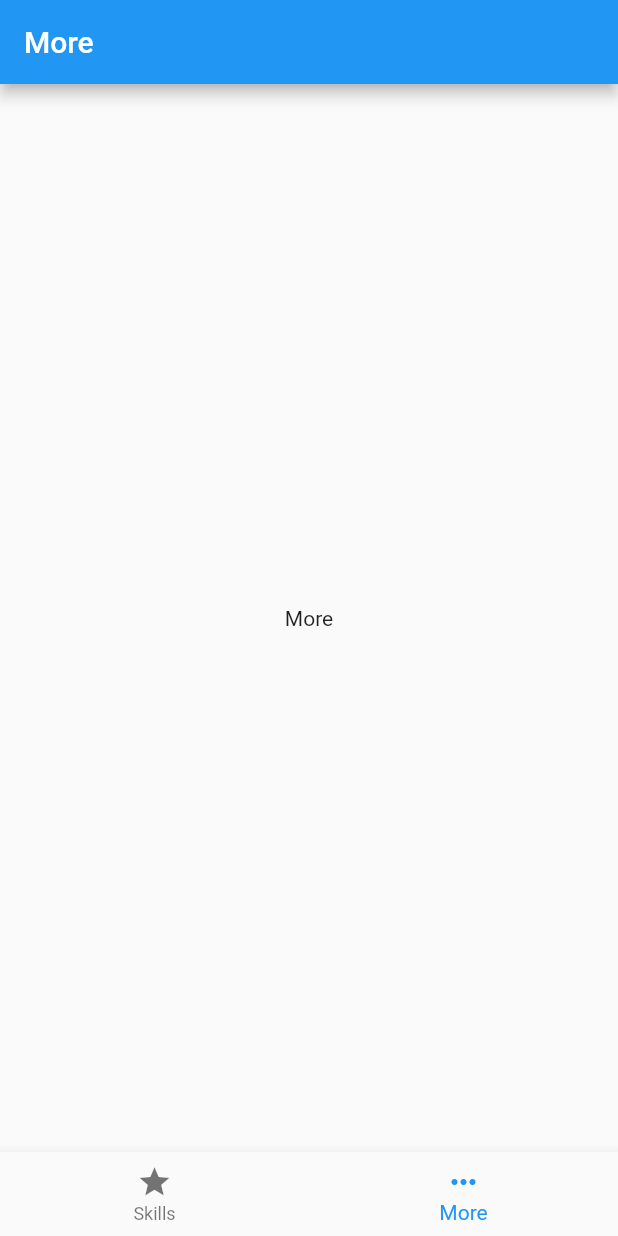
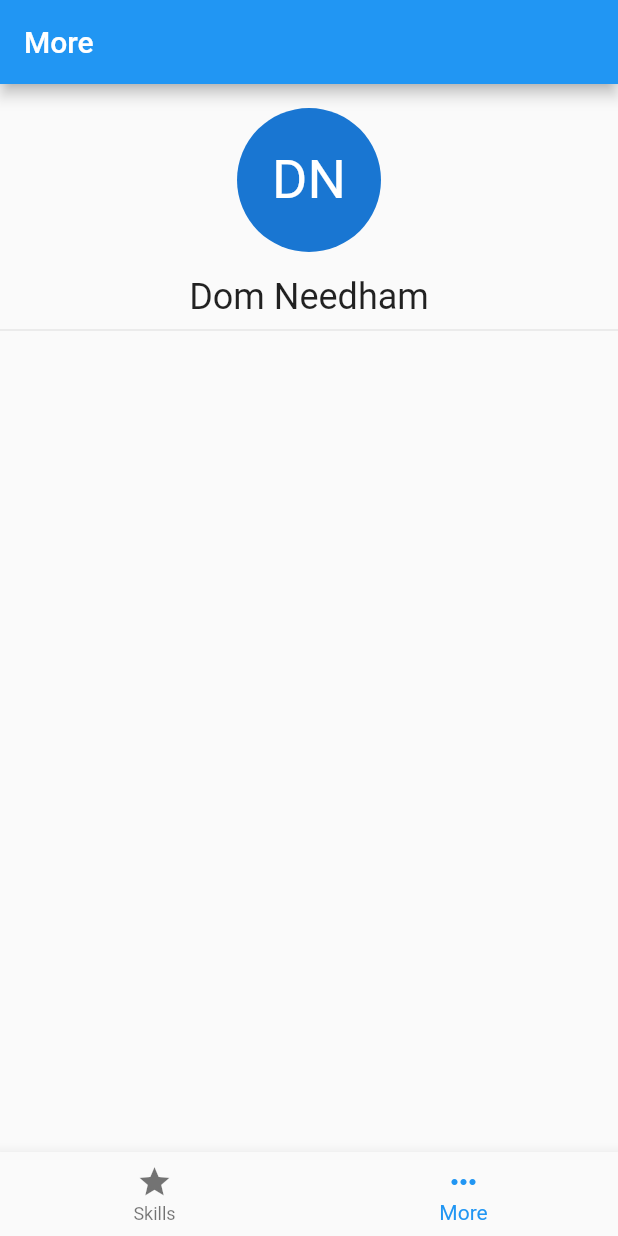
Before and after one commit to domneedham/uni-ssa.client, a Flutter app: the screen it shows after launch, item 2 of the bottom bar chosen, on a phone screen of 412 x 824 dp. Run offline on Flutter 3.47's test engine with Material 2 defaults, Android fonts, the phone set to English and light mode, and no system bars; our stand-ins replace get; missing offline and left inert: flutter_iconpicker.

Commit message:
make staff more tab widget

```diff
--- a/lib/app/bindings/staff_binding.dart
+++ b/lib/app/bindings/staff_binding.dart
@@ -1,4 +1,5 @@
 import 'package:get/get.dart';
+import 'package:ssa_app/app/controllers/staff_more_tab_controller.dart';
 import 'package:ssa_app/app/controllers/staff_skill_tab_controller.dart';
 import 'package:ssa_app/app/controllers/staff_controller.dart';
 
@@ -7,5 +8,7 @@ class StaffBinding implements Bindings {
   void dependencies() {
     Get.lazyPut<StaffController>(() => StaffController());
     Get.lazyPut<StaffSkillTabController>(() => StaffSkillTabController());
+
+    Get.lazyPut<StaffMoreTabController>(() => StaffMoreTabController());
   }
 }
--- /dev/null
+++ b/lib/app/controllers/staff_more_tab_controller.dart
@@ -0,0 +1,9 @@
+import 'package:get/get.dart';
+import 'package:ssa_app/app/data/models/user/staff.dart';
+import 'package:ssa_app/app/data/repository/user_repository.dart';
+
+class StaffMoreTabController extends GetxController {
+  final userRepo = Get.find<UserRepository>();
+
+  Staff get user => userRepo.staff;
+}
--- a/lib/app/ui/pages/home_page/staff_home_page.dart
+++ b/lib/app/ui/pages/home_page/staff_home_page.dart
@@ -2,6 +2,7 @@ import 'package:flutter/material.dart';
 import 'package:get/get.dart';
 import 'package:get/get_state_manager/get_state_manager.dart';
 import 'package:ssa_app/app/controllers/staff_controller.dart';
+import 'package:ssa_app/app/ui/pages/staff_more_tab/staff_more_tab.dart';
 import 'package:ssa_app/app/ui/pages/staff_skill_tab/staff_skill_tab.dart';
 
 class StaffHomePage extends StatelessWidget {
@@ -13,14 +14,7 @@ class StaffHomePage extends StatelessWidget {
           index: controller.selectedTab,
           children: [
             StaffSkillTab(),
-            Scaffold(
-              appBar: AppBar(
-                title: Text("More"),
-              ),
-              body: Center(
-                child: Text("More"),
-              ),
-            ),
+            StaffMoreTab(),
           ],
         ),
         bottomNavigationBar: BottomNavigationBar(
--- /dev/null
+++ b/lib/app/ui/pages/staff_more_tab/staff_more_tab.dart
@@ -0,0 +1,22 @@
+import 'package:flutter/material.dart';
+import 'package:get/get.dart';
+import 'package:ssa_app/app/controllers/staff_more_tab_controller.dart';
+import 'package:ssa_app/app/ui/global_widgets/user_profile_header.dart';
+
+class StaffMoreTab extends GetWidget<StaffMoreTabController> {
+  @override
+  Widget build(BuildContext context) {
+    return Scaffold(
+      appBar: AppBar(
+        title: const Text('More'),
+      ),
+      body: ListView(
+        physics: ClampingScrollPhysics(),
+        children: [
+          UserProfileHeader(user: controller.user),
+          Divider(),
+        ],
+      ),
+    );
+  }
+}
```
